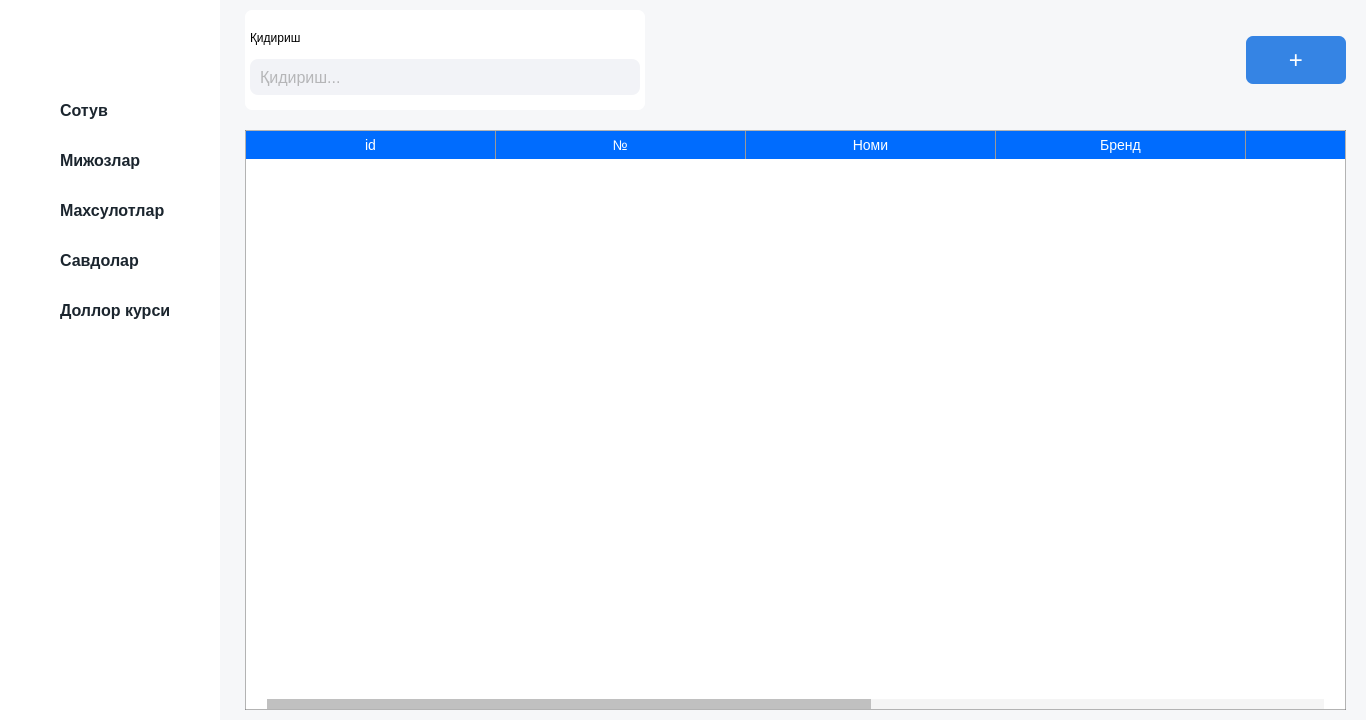
This is ui/main_ui.ui in JavokhirMamirov/shopapp as Qt 5 draws it before an edit. The edited form follows.
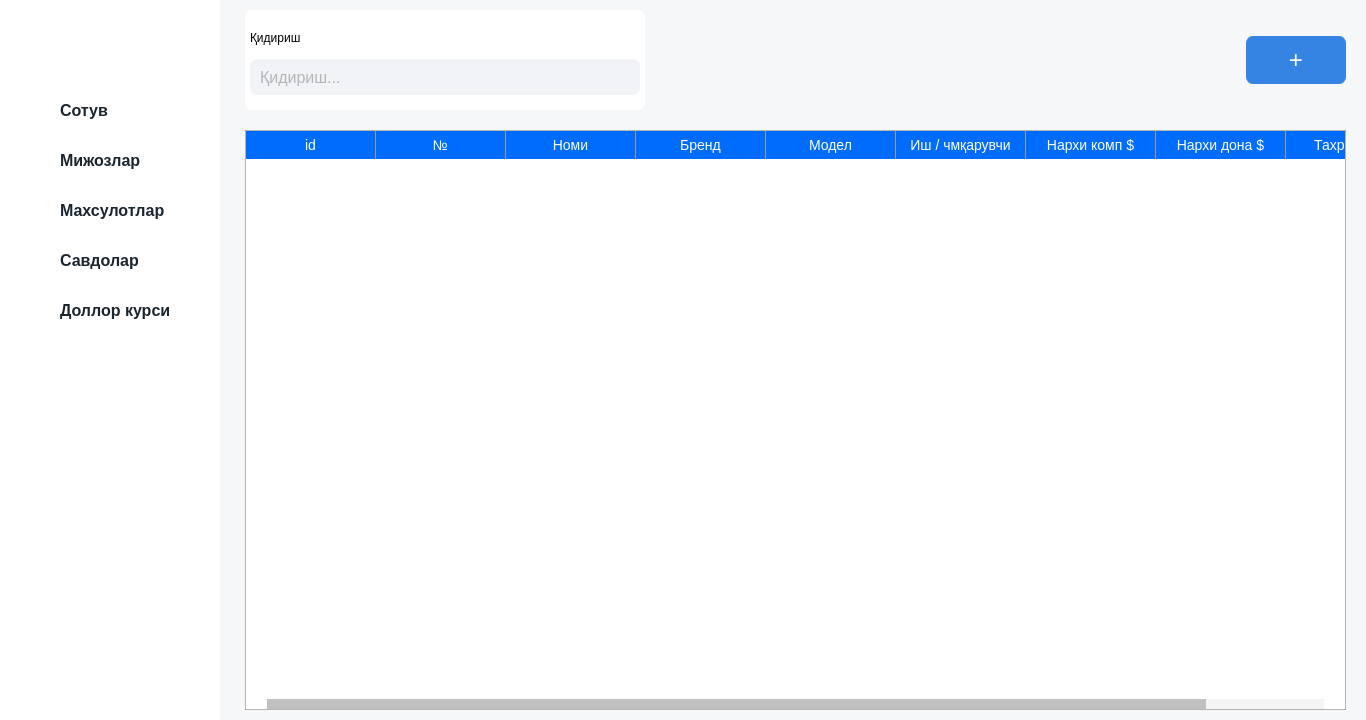
This is the edited form. The open tabs and pages were chosen to show the change. Icons and pictures are not drawn.

```diff
--- a/ui/main_ui.ui
+++ b/ui/main_ui.ui
@@ -1955,7 +1955,7 @@
               <bool>true</bool>
              </attribute>
              <attribute name="horizontalHeaderDefaultSectionSize">
-              <number>250</number>
+              <number>130</number>
              </attribute>
              <attribute name="horizontalHeaderStretchLastSection">
               <bool>false</bool>
@@ -1990,7 +1990,17 @@
              </column>
              <column>
               <property name="text">
-               <string>Нархи $</string>
+               <string>Иш / чмқарувчи</string>
+              </property>
+             </column>
+             <column>
+              <property name="text">
+               <string>Нархи комп $</string>
+              </property>
+             </column>
+             <column>
+              <property name="text">
+               <string>Нархи дона $</string>
               </property>
              </column>
              <column>
```
